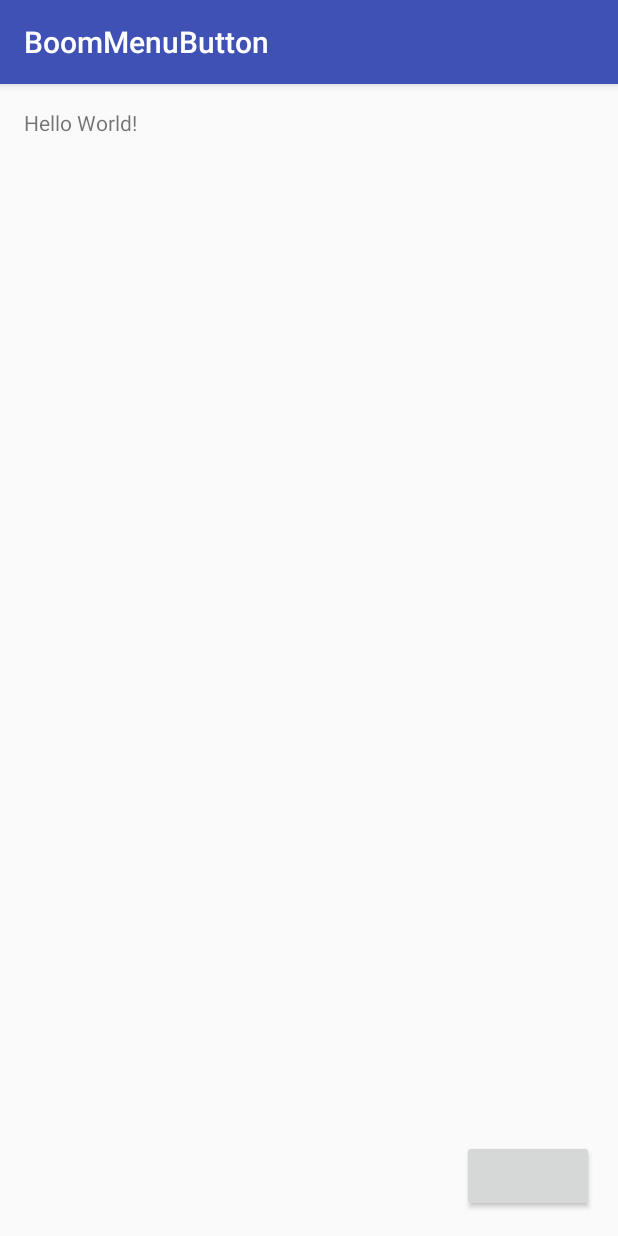
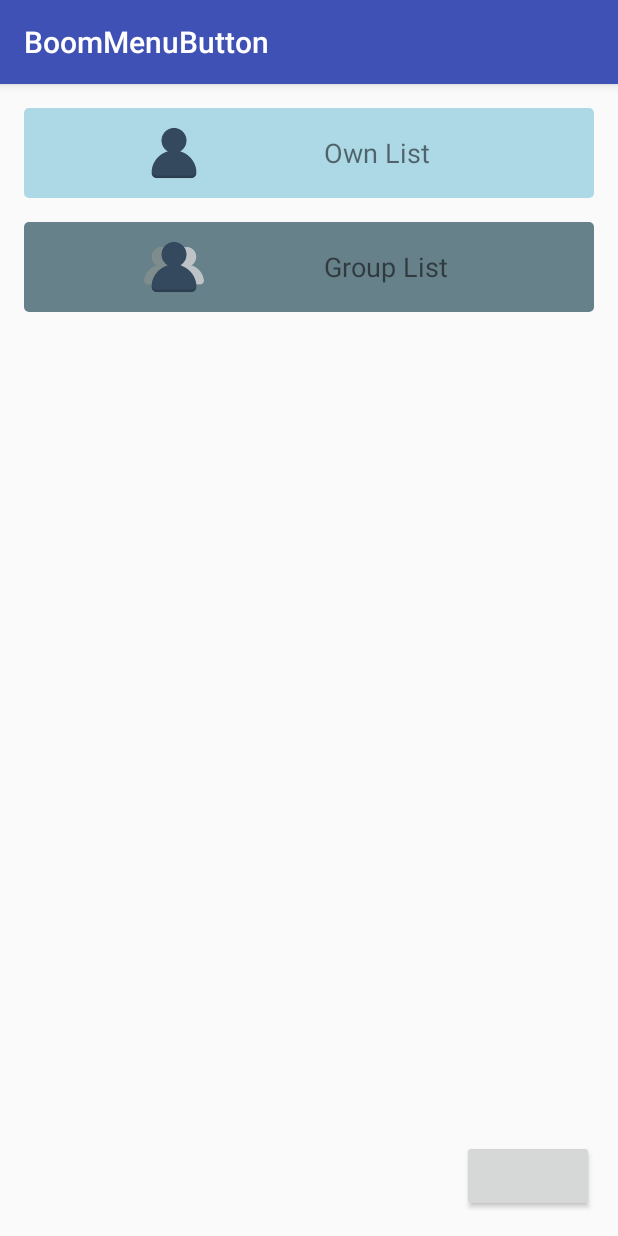
Before and after one commit to CODA-Masters/Lisho, an Android app: the screen it shows after launch (MainActivity), on a phone screen of 412 x 824 dp. Run offline under Robolectric (Android 15) with nearby library versions, the light colour scheme and no system bars; libraries missing offline, so code that uses them is left out: com.mikepenz.materialdrawer, com.nightonke.boommenu; plain views replace BoomMenuButton; 14 statements that could not run were skipped.

Commit message:
Adding RecyclerView for Main Shopping List

```diff
--- a/app/build.gradle
+++ b/app/build.gradle
@@ -35,4 +35,8 @@
     compile('com.mikepenz:materialdrawer:5.8.1@aar') {
         transitive = true
     }
+
+    // RecyclerView
+    compile 'com.android.support:recyclerview-v7:+'
+
 }
--- /dev/null
+++ b/app/src/main/java/com/codamasters/lisho/adapter/ShoppingListHolder.java
@@ -0,0 +1,70 @@
+package com.codamasters.lisho.adapter;
+
+
+import android.content.Context;
+import android.support.v7.widget.RecyclerView;
+import android.view.View;
+import android.widget.ImageView;
+import android.widget.LinearLayout;
+import android.widget.TextView;
+
+import com.codamasters.lisho.R;
+import com.codamasters.lisho.model.ShoppingList;
+
+/**
+ * Created by Juan on 14/01/2017.
+ */
+
+public class ShoppingListHolder extends RecyclerView.ViewHolder implements View.OnClickListener, View.OnLongClickListener{
+
+
+    private ShoppingList shoppingList;
+    private Context context;
+
+    private final LinearLayout shoppingListLayout;
+    private final ImageView shoppingListIcon;
+    private final TextView shoppingListTitle;
+
+    public ShoppingListHolder(Context context, View itemView) {
+        super(itemView);
+
+        this.context = context;
+
+        this.shoppingListLayout = (LinearLayout) itemView.findViewById(R.id.shoppingListLayout);
+        this.shoppingListIcon = (ImageView) itemView.findViewById(R.id.shoppingListIcon);
+        this.shoppingListTitle = (TextView) itemView.findViewById(R.id.shoppingListTitle);
+
+
+        itemView.setOnClickListener(this);
+        itemView.setOnLongClickListener(this);
+
+    }
+
+    public void bindStock(ShoppingList shoppingList){
+
+        this.shoppingList = shoppingList;
+
+        if(shoppingList.getType() == ShoppingList.OWN_LIST) {
+            this.shoppingListLayout.setBackground(this.context.getResources().getDrawable(R.drawable.shape_rectangle));
+            this.shoppingListIcon.setImageDrawable(this.context.getResources().getDrawable(R.drawable.user));
+        }
+        else {
+            this.shoppingListLayout.setBackground(this.context.getResources().getDrawable(R.drawable.shape_rectangle_group));
+            this.shoppingListIcon.setImageDrawable(this.context.getResources().getDrawable(R.drawable.group));
+        }
+
+        this.shoppingListTitle.setText(shoppingList.getTitle());
+
+    }
+
+
+    @Override
+    public void onClick(View view) {
+
+    }
+
+    @Override
+    public boolean onLongClick(View view) {
+        return false;
+    }
+}
--- /dev/null
+++ b/app/src/main/java/com/codamasters/lisho/adapter/ShoppingListRecAdapter.java
@@ -0,0 +1,51 @@
+package com.codamasters.lisho.adapter;
+
+import android.content.Context;
+import android.support.v7.widget.RecyclerView;
+import android.view.LayoutInflater;
+import android.view.View;
+import android.view.ViewGroup;
+
+import com.codamasters.lisho.model.ShoppingList;
+
+import java.util.List;
+
+/**
+ * Created by Juan on 14/01/2017.
+ */
+
+public class ShoppingListRecAdapter extends RecyclerView.Adapter<ShoppingListHolder> {
+
+    private final List<ShoppingList> shoppingLists;
+    private Context context;
+    private int itemResource;
+
+
+    public ShoppingListRecAdapter(Context context, int itemResource, List<ShoppingList> shoppingLists) {
+
+        // 1. Initialize our adapter
+        this.shoppingLists = shoppingLists;
+        this.context = context;
+        this.itemResource = itemResource;
+    }
+
+    @Override
+    public ShoppingListHolder onCreateViewHolder(ViewGroup parent, int viewType) {
+
+        // 3. Inflate the view and return the new ViewHolder
+        View view = LayoutInflater.from(parent.getContext())
+                .inflate(this.itemResource, parent, false);
+        return new ShoppingListHolder(this.context, view);
+    }
+
+    @Override
+    public void onBindViewHolder(ShoppingListHolder holder, int position) {
+        ShoppingList shoppingList = this.shoppingLists.get(position);
+        holder.bindStock(shoppingList);
+    }
+
+    @Override
+    public int getItemCount() {
+        return this.shoppingLists.size();
+    }
+}
--- /dev/null
+++ b/app/src/main/java/com/codamasters/lisho/model/ShoppingList.java
@@ -0,0 +1,49 @@
+package com.codamasters.lisho.model;
+
+/**
+ * Created by Juan on 15/01/2017.
+ */
+
+public class ShoppingList {
+
+    public final static int OWN_LIST = 0;
+    public final static int GROUP_LIST = 1;
+
+    private String id;
+    private int type;
+    private String title;
+
+    public ShoppingList(){
+
+    }
+
+    public ShoppingList(String id, int type, String title){
+        this.id = id;
+        this.type = type;
+        this.title = title;
+    }
+
+    public String getId() {
+        return id;
+    }
+
+    public void setId(String id) {
+        this.id = id;
+    }
+
+    public int getType() {
+        return type;
+    }
+
+    public void setType(int type) {
+        this.type = type;
+    }
+
+    public String getTitle() {
+        return title;
+    }
+
+    public void setTitle(String title) {
+        this.title = title;
+    }
+}
--- a/app/src/main/java/com/codamasters/lisho/ui/MainActivity.java
+++ b/app/src/main/java/com/codamasters/lisho/ui/MainActivity.java
@@ -3,10 +3,15 @@
 import android.os.Bundle;
 import android.support.v4.util.Pair;
 import android.support.v7.app.AppCompatActivity;
+import android.support.v7.widget.LinearLayoutManager;
+import android.support.v7.widget.RecyclerView;
 import android.support.v7.widget.Toolbar;
 import android.view.View;
 
 import com.codamasters.lisho.R;
+import com.codamasters.lisho.adapter.ShoppingListRecAdapter;
+import com.codamasters.lisho.model.ShoppingList;
+import com.codamasters.lisho.util.VerticalSpaceItemDecoration;
 import com.mikepenz.materialdrawer.AccountHeader;
 import com.mikepenz.materialdrawer.AccountHeaderBuilder;
 import com.mikepenz.materialdrawer.Drawer;
@@ -30,8 +35,11 @@
 
     private Toolbar toolbar;
     private BoomMenuButton bmb;
-    private ArrayList<Pair> piecesAndButtons = new ArrayList<>();
 
+
+    // RecyclerView
+    private ShoppingListRecAdapter shoppingListRecAdapter;
+    private RecyclerView recyclerView;
 
     @Override
     protected void onCreate(Bundle savedInstanceState) {
@@ -48,6 +56,26 @@
 
     private void initView(){
         bmb = (BoomMenuButton) findViewById(R.id.bmb);
+        recyclerView = (RecyclerView) findViewById(R.id.recyclerView);
+
+        LinearLayoutManager linearLayoutManager = new LinearLayoutManager(this);
+        linearLayoutManager.setOrientation(LinearLayoutManager.VERTICAL);
+        recyclerView.setLayoutManager(linearLayoutManager);
+
+
+        ArrayList<ShoppingList> shoppingLists = new ArrayList<>();
+        ShoppingList aux = new ShoppingList("1", 0, "Own List");
+        ShoppingList aux2 = new ShoppingList("2", 1, "Group List");
+        shoppingLists.add(aux);
+        shoppingLists.add(aux2);
+
+
+        shoppingListRecAdapter = new ShoppingListRecAdapter(this, R.layout.item_shopping_list, shoppingLists);
+        recyclerView.setHasFixedSize(true);
+        recyclerView.setAdapter(shoppingListRecAdapter);
+        recyclerView.addItemDecoration(new VerticalSpaceItemDecoration(24));
+
+
     }
 
 
@@ -107,13 +135,25 @@
         bmb.setButtonPlaceEnum(ButtonPlaceEnum.HAM_3);
 
 
-        for (int i = 0; i < bmb.getPiecePlaceEnum().pieceNumber(); i++) {
-            HamButton.Builder builder = new HamButton.Builder()
-                    .normalImageRes(R.drawable.butterfly)
-                    .normalTextRes(R.string.text_ham_button_text_normal)
-                    .subNormalTextRes(R.string.text_ham_button_sub_text_normal);
-            bmb.addBuilder(builder);
-        }
+        HamButton.Builder builder = new HamButton.Builder()
+                .normalImageRes(R.drawable.butterfly)
+                .normalTextRes(R.string.text_ham_add_shopping_own_title)
+                .subNormalTextRes(R.string.text_ham_add_shopping_own_subtitle);
+        bmb.addBuilder(builder);
+
+
+        builder = new HamButton.Builder()
+                .normalImageRes(R.drawable.butterfly)
+                .normalTextRes(R.string.text_ham_add_shopping_group_title)
+                .subNormalTextRes(R.string.text_ham_add_shopping_group_subtitle);
+        bmb.addBuilder(builder);
+
+        builder = new HamButton.Builder()
+                .normalImageRes(R.drawable.butterfly)
+                .normalTextRes(R.string.text_ham_add_shopping_group_title)
+                .subNormalTextRes(R.string.text_ham_add_shopping_group_subtitle);
+        bmb.addBuilder(builder);
+
     }
 
 }
--- /dev/null
+++ b/app/src/main/java/com/codamasters/lisho/util/VerticalSpaceItemDecoration.java
@@ -0,0 +1,26 @@
+package com.codamasters.lisho.util;
+
+import android.graphics.Rect;
+import android.support.v7.widget.RecyclerView;
+import android.view.View;
+
+/**
+ * Created by Juan on 15/01/2017.
+ */
+
+public class VerticalSpaceItemDecoration extends RecyclerView.ItemDecoration {
+
+    private final int verticalSpaceHeight;
+
+    public VerticalSpaceItemDecoration(int verticalSpaceHeight) {
+        this.verticalSpaceHeight = verticalSpaceHeight;
+    }
+
+    @Override
+    public void getItemOffsets(Rect outRect, View view, RecyclerView parent,
+                               RecyclerView.State state) {
+        if (parent.getChildAdapterPosition(view) != parent.getAdapter().getItemCount() - 1) {
+            outRect.bottom = verticalSpaceHeight;
+        }
+    }
+}
--- /dev/null
+++ b/app/src/main/res/drawable/shape_rectangle.xml
@@ -0,0 +1,10 @@
+<shape xmlns:android="http://schemas.android.com/apk/res/android">
+    <solid android:color="#ADD8E6" />
+    <corners
+        android:radius="3dp" />
+    <padding
+        android:left="10dp"
+        android:top="10dp"
+        android:right="10dp"
+        android:bottom="10dp" />
+</shape>
--- /dev/null
+++ b/app/src/main/res/drawable/shape_rectangle_group.xml
@@ -0,0 +1,11 @@
+<shape xmlns:android="http://schemas.android.com/apk/res/android">
+    <solid android:color="#67818A" />
+
+    <corners
+        android:radius="3dp" />
+    <padding
+        android:left="10dp"
+        android:top="10dp"
+        android:right="10dp"
+        android:bottom="10dp" />
+</shape>
--- a/app/src/main/res/layout/content_main.xml
+++ b/app/src/main/res/layout/content_main.xml
@@ -13,8 +13,12 @@
     tools:context="com.codamasters.lisho.ui.MainActivity"
     tools:showIn="@layout/activity_main">
 
-    <TextView
-        android:layout_width="wrap_content"
-        android:layout_height="wrap_content"
-        android:text="Hello World!" />
+
+    <android.support.v7.widget.RecyclerView
+        android:id="@+id/recyclerView"
+        android:layout_width="match_parent"
+        android:layout_height="match_parent">
+    </android.support.v7.widget.RecyclerView>
+
+
 </RelativeLayout>
--- /dev/null
+++ b/app/src/main/res/layout/item_shopping_list.xml
@@ -0,0 +1,30 @@
+<?xml version="1.0" encoding="utf-8"?>
+<LinearLayout xmlns:android="http://schemas.android.com/apk/res/android"
+    android:layout_width="match_parent"
+    android:layout_height="60dp"
+    android:orientation="horizontal"
+    android:gravity="center"
+    android:padding="10dp"
+    android:id="@+id/shoppingListLayout"
+    android:background="@drawable/shape_rectangle">
+
+    <ImageView
+        android:id="@+id/shoppingListIcon"
+        android:layout_width="0dp"
+        android:layout_height="match_parent"
+        android:layout_weight="1"
+        android:layout_gravity="left"
+        android:scaleType="fitCenter"
+        android:src="@drawable/user" />
+
+    <TextView
+        android:id="@+id/shoppingListTitle"
+        android:layout_width="0dp"
+        android:layout_height="wrap_content"
+        android:paddingLeft="10dp"
+        android:text="Test"
+        android:textSize="18dp"
+        android:layout_weight="1" />
+
+
+</LinearLayout>
--- a/app/src/main/res/values/strings.xml
+++ b/app/src/main/res/values/strings.xml
@@ -32,4 +32,13 @@
     <string name="text_ham_button_sub_text_highlighted">Ham Button Sub Text(Highlighted)</string>
     <string name="text_ham_button_sub_text_unable">Ham Button Sub Text(Unable)</string>
 
+
+    <!-- APP CONTENT -->
+
+    <string name="text_ham_add_shopping_own_title">Add Own List</string>
+    <string name="text_ham_add_shopping_own_subtitle">Create an own shopping list</string>
+
+    <string name="text_ham_add_shopping_group_title">Add Group List</string>
+    <string name="text_ham_add_shopping_group_subtitle">Create an group shopping list</string>
+
 </resources>
```
Also changed, not shown: app/src/main/res/drawable/group.png (added), app/src/main/res/drawable/user.png (added).
